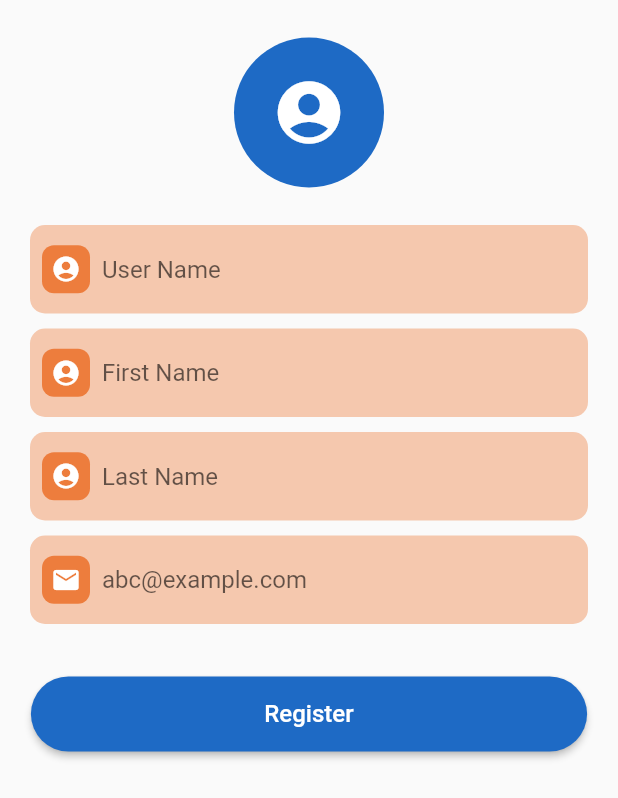
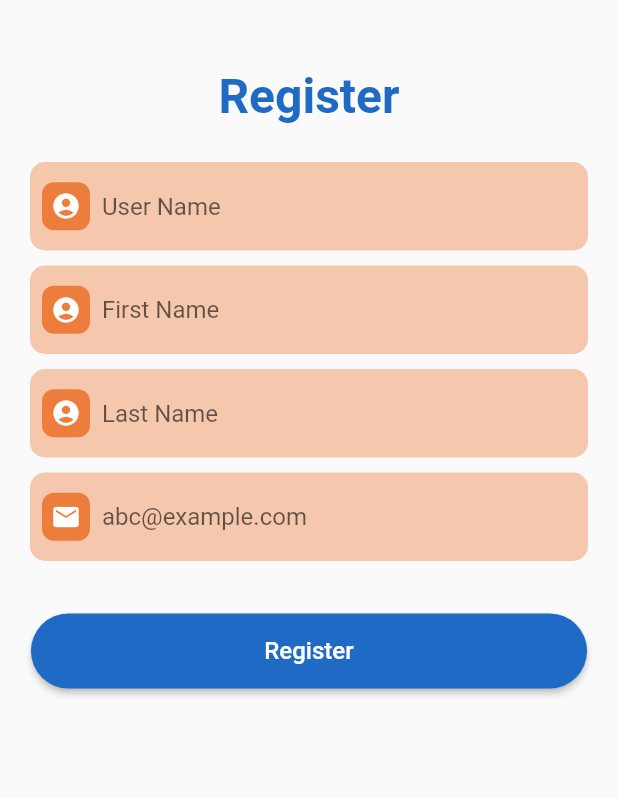
Before and after one commit to ArpitSahu01/InstlyFashionProject, a Flutter app: the UserRegistrationScreen screen opened directly, on a phone screen of 412 x 824 dp. Shown: the top 798 px of the screen. Run offline on Flutter 3.47's test engine with Material 2 defaults, Android fonts, the phone set to English and light mode, and no system bars; our stand-ins replace country_picker, firebase_auth, firebase_core, fluttertoast, get, pinput; accounts and stored records are empty; network calls fail.

Commit message:
done with user fetching and storing

```diff
--- a/lib/screens/homescreen.dart
+++ b/lib/screens/homescreen.dart
@@ -39,7 +39,7 @@ class _HomeScreenState extends State<HomeScreen> {
               ),
               const SizedBox(height: 20),
               Obx(()=> Text("USER NAME : ${AuthController.instance.userName}")),
-              Obx(()=> Text("NAME : ${AuthController.instance.userName}")),
+              Obx(()=> Text("NAME : ${AuthController.instance.displayName}")),
             ],
           )),
     );
--- a/lib/screens/otp_screen.dart
+++ b/lib/screens/otp_screen.dart
@@ -78,10 +78,10 @@ class _OtpScreenState extends State<OtpScreen> {
                 ),
                 const SizedBox(height: 25),
                  Obx(
-                     ()=> SizedBox(
+                     ()=> AuthController.instance.isOtpLoading.value ?const Center(child: const CircularProgressIndicator()): SizedBox(
                     width: MediaQuery.of(context).size.width,
                     height: 50,
-                    child: AuthController.instance.isOtpLoading.value ? const CircularProgressIndicator():CustomButton(
+                    child: CustomButton(
                       text: "Verify",
                       onPressed: () {
                         if (otpCode != null) {
--- a/lib/screens/phone_auth_screen.dart
+++ b/lib/screens/phone_auth_screen.dart
@@ -32,6 +32,7 @@ class _PhoneAuthScreenState extends State<PhoneAuthScreen> {
 
   void sendPhoneNumber() {
       AuthController.instance.phoneAuthentication("+${selectedCountry.phoneCode}${phoneController.text.trim()}");
+      AuthController.instance.phoneNumber.value = phoneController.text.trim();
       Get.to(const OtpScreen());
   }
 
--- a/lib/screens/user_register_screen.dart
+++ b/lib/screens/user_register_screen.dart
@@ -1,6 +1,8 @@
 import 'dart:io';
 
 import 'package:flutter/material.dart';
+import 'package:get/get.dart';
+import 'package:instyl_fashion_project/auth_controller.dart';
 
 import '../widgets/custom_button.dart';
 
@@ -13,56 +15,37 @@ class UserRegistrationScreen extends StatefulWidget {
 
 class _UserRegistrationScreenState extends State<UserRegistrationScreen> {
   File? image;
-  final nameController = TextEditingController();
+  final userController = TextEditingController();
+  final firstController = TextEditingController();
+  final lastController = TextEditingController();
   final emailController = TextEditingController();
-  final bioController = TextEditingController();
 
   @override
   void dispose() {
     super.dispose();
-    nameController.dispose();
+    userController.dispose();
+    firstController.dispose();
+    lastController.dispose();
     emailController.dispose();
-    bioController.dispose();
-  }
-
-  // for selecting image
-  void selectImage() async {
-    // image = await pickImage(context);
-    setState(() {});
   }
 
   @override
   Widget build(BuildContext context) {
-
     return Scaffold(
       body: SafeArea(
-        child:  SingleChildScrollView(
-          padding:
-          const EdgeInsets.symmetric(vertical: 25.0, horizontal: 5.0),
+        child: SingleChildScrollView(
+          padding: const EdgeInsets.symmetric(vertical: 25.0, horizontal: 5.0),
           child: Center(
             child: Column(
               children: [
-                InkWell(
-                  onTap: () => selectImage(),
-                  child: image == null
-                      ? const CircleAvatar(
-                    backgroundColor: Color(0xff1E6AC5),
-                    radius: 50,
-                    child: Icon(
-                      Icons.account_circle,
-                      size: 50,
-                      color: Colors.white,
-                    ),
-                  )
-                      : CircleAvatar(
-                    backgroundImage: FileImage(image!),
-                    radius: 50,
-                  ),
+                const SizedBox(
+                  height: 20,
                 ),
+                const Text("Register",style: TextStyle(fontSize: 32,fontWeight: FontWeight.w600,color: Color(0xff1E6AC5)),),
                 Container(
                   width: MediaQuery.of(context).size.width,
-                  padding: const EdgeInsets.symmetric(
-                      vertical: 5, horizontal: 15),
+                  padding:
+                      const EdgeInsets.symmetric(vertical: 5, horizontal: 15),
                   margin: const EdgeInsets.only(top: 20),
                   child: Column(
                     children: [
@@ -72,7 +55,7 @@ class _UserRegistrationScreenState extends State<UserRegistrationScreen> {
                         icon: Icons.account_circle,
                         inputType: TextInputType.name,
                         maxLines: 1,
-                        controller: nameController,
+                        controller: userController,
                       ),
 
                       // first name
@@ -81,7 +64,7 @@ class _UserRegistrationScreenState extends State<UserRegistrationScreen> {
                         icon: Icons.account_circle,
                         inputType: TextInputType.name,
                         maxLines: 1,
-                        controller: nameController,
+                        controller: firstController,
                       ),
 
                       // last name
@@ -90,7 +73,7 @@ class _UserRegistrationScreenState extends State<UserRegistrationScreen> {
                         icon: Icons.account_circle,
                         inputType: TextInputType.name,
                         maxLines: 1,
-                        controller: nameController,
+                        controller: lastController,
                       ),
 
                       // email
@@ -101,7 +84,6 @@ class _UserRegistrationScreenState extends State<UserRegistrationScreen> {
                         maxLines: 1,
                         controller: emailController,
                       ),
-
                     ],
                   ),
                 ),
@@ -173,6 +155,9 @@ class _UserRegistrationScreenState extends State<UserRegistrationScreen> {
 
   // store user data to database
   void storeData() async {
-
+    AuthController.instance.storeUserDate(
+        userName: userController.text.trim(),
+        firstName: firstController.text.trim(),
+        lastName: lastController.text.trim());
   }
 }
```
Also changed, not shown: lib/auth_controller.dart (+26 -1 lines).
